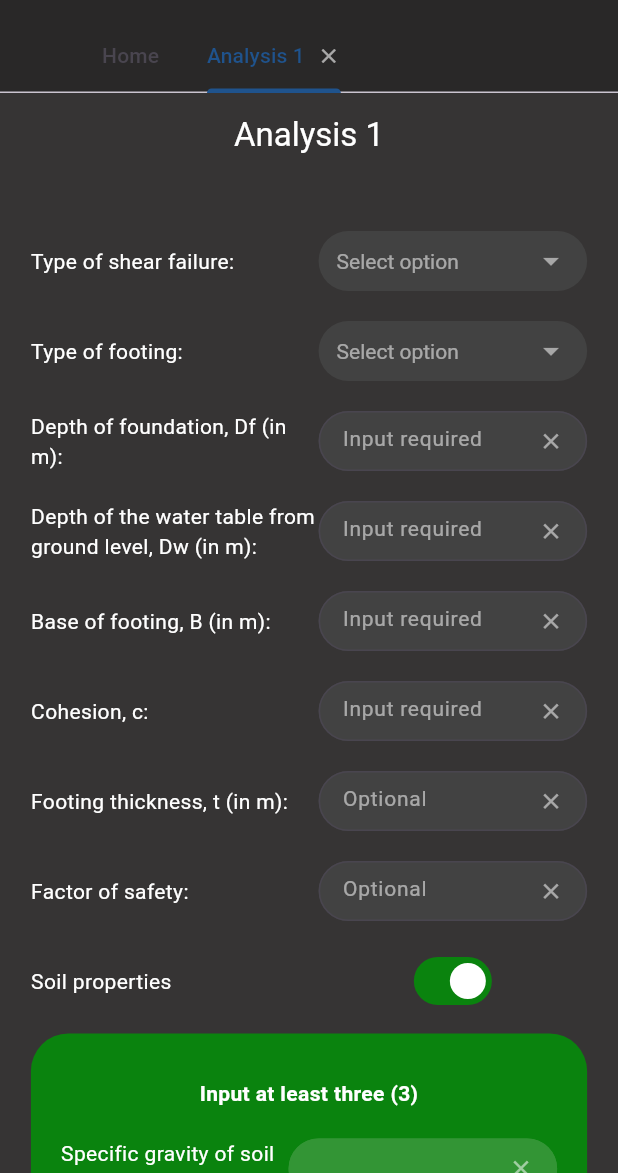
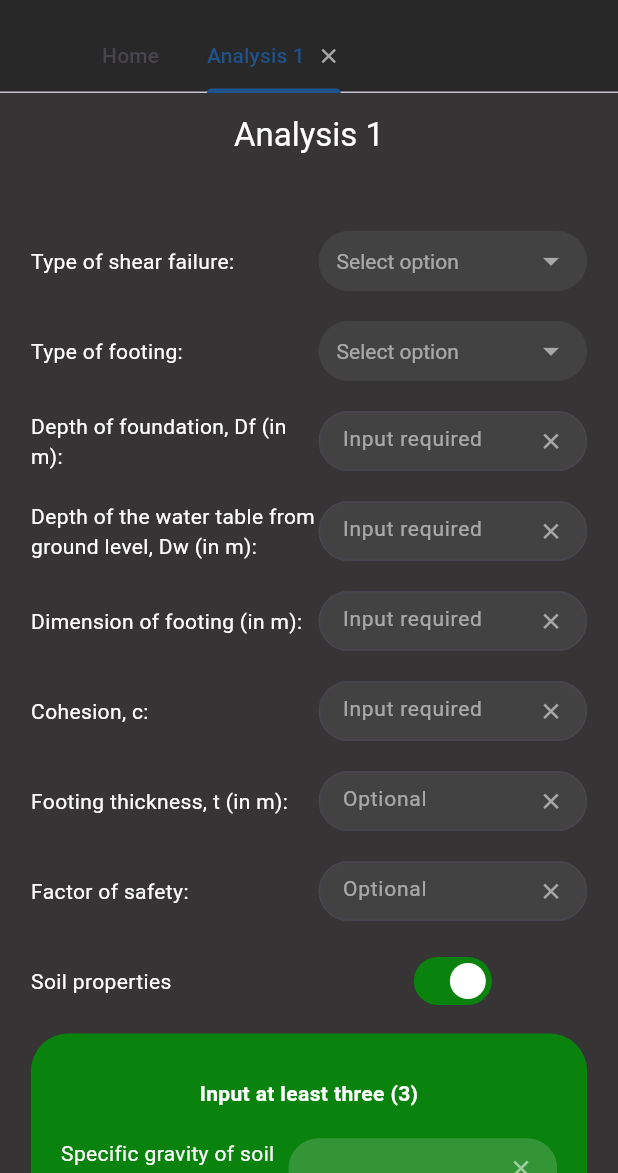
Before and after one commit to raymunddd/foundcalc, a Flutter app: the screen it shows after launch, after a tap on "Analysis", on a phone screen of 412 x 824 dp, the part 63-1236 px from its top. Run offline on Flutter 3.47's test engine with Material 3 defaults, Android fonts, the phone set to English and light mode, and no system bars.

Commit message:
Updated dynamic label in row5footingDim()

```diff
--- a/foundcalc/lib/pages/analysis_page.dart
+++ b/foundcalc/lib/pages/analysis_page.dart
@@ -169,10 +169,12 @@ class _AnalysisPageState extends State<AnalysisPage> {
     switch (selectedFootingType) {
       case 'Strip or continuous':
         return 'Width of footing, W (in m):';
+      case 'Square':
+        return 'Base of footing, B (in m):';
       case 'Circular':
         return 'Diameter of footing, D (in m):';
       default:
-        return 'Base of footing, B (in m):';
+        return 'Dimension of footing (in m):';
     }
   }
 
```
